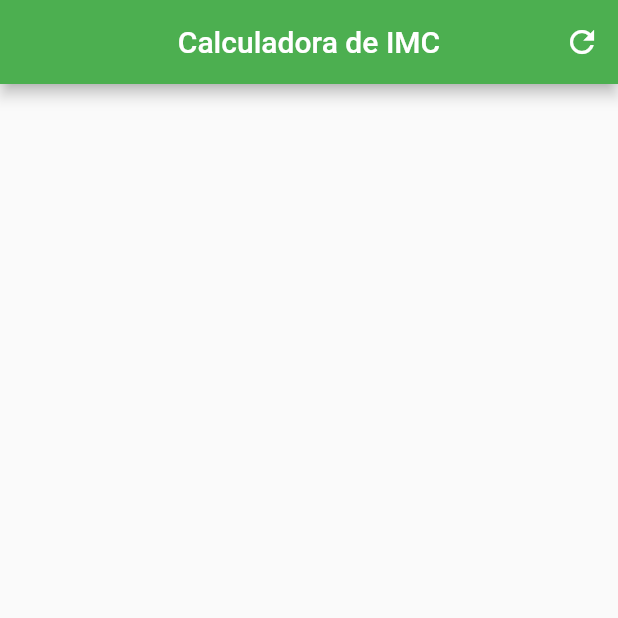
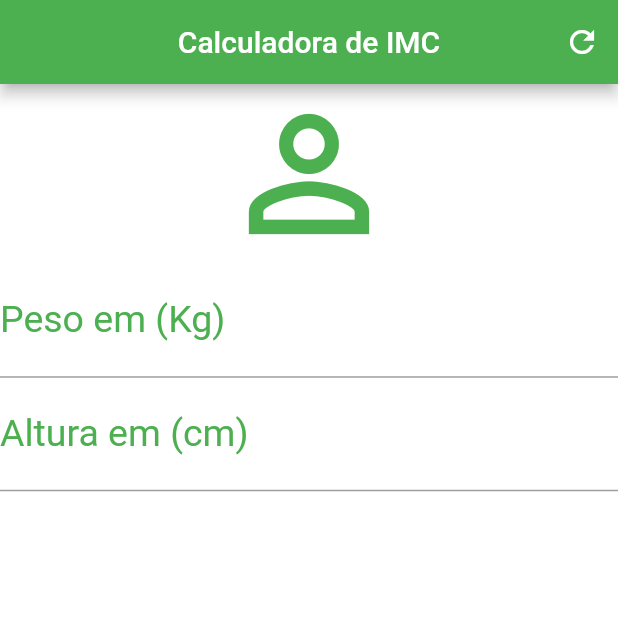
Before and after one commit to MarcioTomaz/flutter_calculadora_imc, a Flutter app: the screen it shows after launch, on a phone screen of 412 x 824 dp, the top half of it. Run offline on Flutter 3.47's test engine with Material 2 defaults, Android fonts, the phone set to English and light mode, and no system bars.

Commit message:
TextField e Decoration

```diff
--- a/lib/main.dart
+++ b/lib/main.dart
@@ -1,7 +1,7 @@
+import 'package:flutter/material.dart';
+import 'package:flutter/rendering.dart';
 
-import 'package:flutter/material.dart';
-
-void main(){
+void main() {
   runApp(MaterialApp(
     home: Home(),
   ));
@@ -23,7 +23,34 @@ class _HomeState extends State<Home> {
         actions: <Widget>[
           IconButton(
             icon: Icon(Icons.refresh),
-            onPressed: (){},
+            onPressed: () {},
+          )
+        ],
+      ),
+      backgroundColor: Colors.white,
+      body: Column(
+        crossAxisAlignment: CrossAxisAlignment.stretch,
+        children: [
+          Icon(
+            Icons.person_outline_sharp,
+            size: 120,
+            color: Colors.green,
+          ),
+          TextField(
+            keyboardType: TextInputType.number,
+            decoration: InputDecoration(
+                labelText: "Peso em (Kg)",
+                labelStyle: TextStyle(color: Colors.green)),
+            textAlign: TextAlign.center,
+            style: TextStyle(color: Colors.green, fontSize: 25),
+          ),
+          TextField(
+            keyboardType: TextInputType.number,
+            decoration: InputDecoration(
+                labelText: "Altura em (cm)",
+                labelStyle: TextStyle(color: Colors.green)),
+            textAlign: TextAlign.center,
+            style: TextStyle(color: Colors.green, fontSize: 25),
           )
         ],
       ),
```
